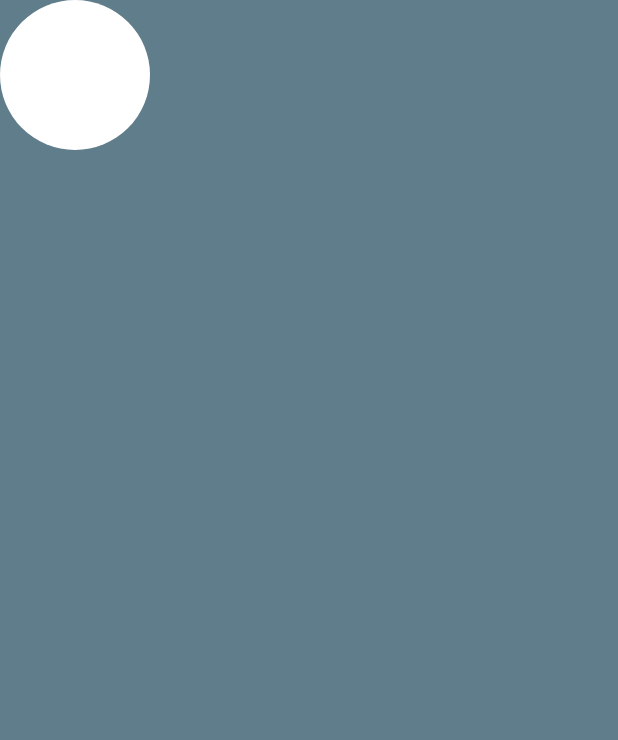
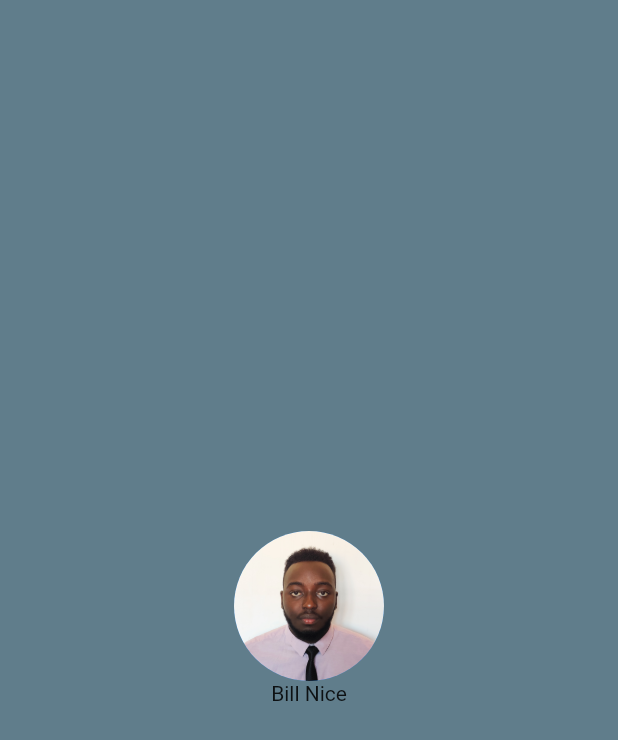
Before and after one commit to billnice250/mi_card, a Flutter app: the screen it shows after launch, on a phone screen of 412 x 824 dp. Shown: the top 740 px of the screen. Run offline on Flutter 3.47's test engine with Material 2 defaults, Android fonts, the phone set to English and light mode, and no system bars.

Commit message:
first commit
Signed-off-by: billnice250 <billnicejig@gmail.com>

```diff
--- a/lib/main.dart
+++ b/lib/main.dart
@@ -13,10 +13,18 @@ class MyApp extends StatelessWidget {
         backgroundColor: Colors.blueGrey,
         body: SafeArea(
           child: Column(
+            mainAxisAlignment: MainAxisAlignment.center,
+            crossAxisAlignment: CrossAxisAlignment.center,
             children: [
               CircleAvatar(
                 radius: 50,
-                backgroundColor: Colors.white,
+                backgroundImage: AssetImage('images/my_avatar.jpg'),
+              ),
+              Text(
+                'Bill Nice',
+              ),
+              Container(
+                width: double.infinity,
               ),
             ],
           ),
```
Also changed, not shown: pubspec.yaml (+2 -55 lines).
